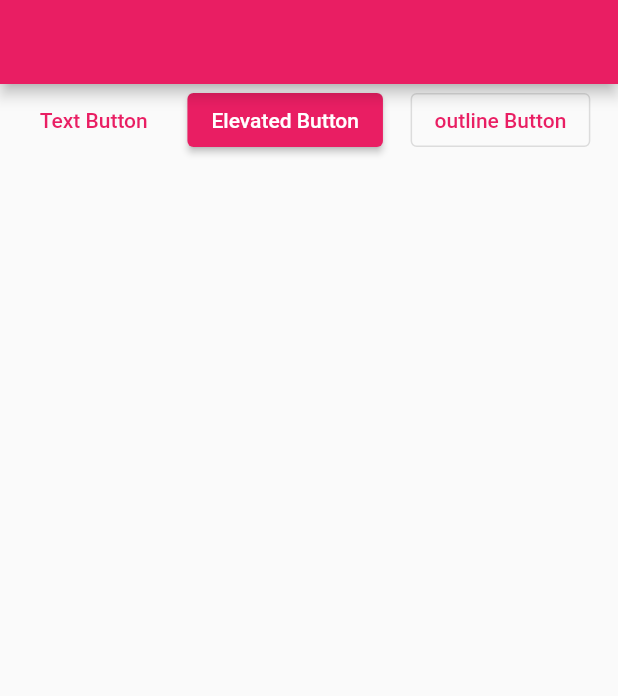
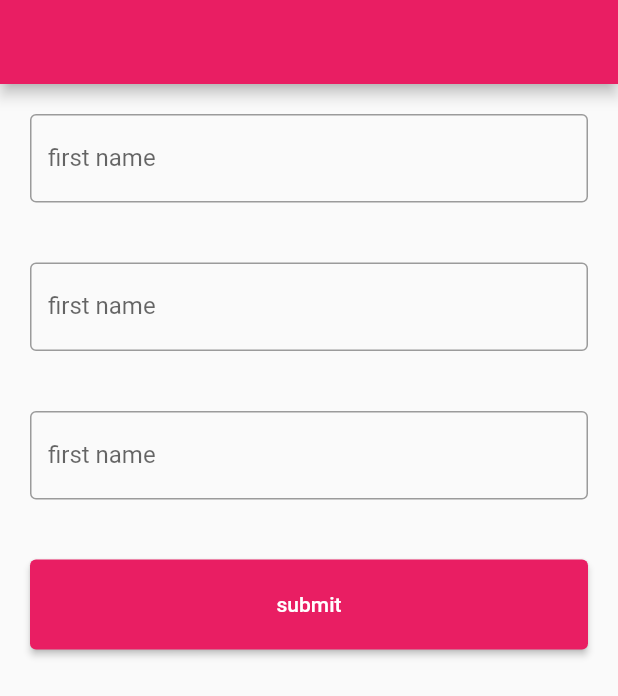
Before and after one commit to suyabamin/app22, a Flutter app: the screen it shows after launch, on a phone screen of 412 x 824 dp. Shown: the top 696 px of the screen. Run offline on Flutter 3.47's test engine with Material 3 defaults, Android fonts, the phone set to English and light mode, and no system bars.

Commit message:
button, button style ,container,text fild, Alert dilague added

```diff
--- a/lib/main.dart
+++ b/lib/main.dart
@@ -35,16 +35,54 @@ class HomeActivity extends StatelessWidget{
 
  }
 
-MySnckBar(message,context){
-  return ScaffoldMessenger.of(context).showSnackBar(
-    SnackBar(content: Text(message))
-  );
-}
 
+///Alert dilog
+/*  MyAlertDialog(context){
+  return showDialog(
+    context: context,
+   builder: (BuildContext context){
+     return Expanded(
+      child: AlertDialog(
+        title :Text("Alert !"),
+        content: Text("Do you want to delete?"),
+        actions: [
+          TextButton( onPressed:(){
+              MySnackBar("delete successfully", context);
+              Navigator.of(context).pop();
+            },
+             child: Text("Yes")
+            ),
+
+            TextButton(onPressed: (){Navigator.of(context).pop();}, child:Text("No")),
+        ],
+      )
+      );
+   }
+
+   );
+}   */
 
 
   @override
   Widget build(BuildContext context) {
+
+
+//button style
+ /*  ButtonStyle buttonStyle= ElevatedButton.styleFrom(
+  padding: EdgeInsets.all(25),
+  backgroundColor: Colors.green,
+  foregroundColor: Colors.white,
+ shape: RoundedRectangleBorder(
+  borderRadius: BorderRadius.all(Radius.circular(40))
+ )
+
+);  */
+
+
+///button style for text file with button
+   ButtonStyle buttonStyle =ElevatedButton.styleFrom(
+    minimumSize: Size(double.infinity, 60)
+   );
 
   return Scaffold(
   appBar: AppBar(
@@ -96,14 +134,34 @@ children: [
 
  //button
 
-body: Row(
+/* body: Row(
   mainAxisAlignment: MainAxisAlignment.spaceEvenly,
   children: [
     TextButton(onPressed: (){MySnackBar("Text Button prassed", context);}, child:Text('Text Button')),
-    ElevatedButton(onPressed: (){MySnackBar("Elevated Button prassed", context);}, child:Text('Elevated Button')),
+    ElevatedButton(onPressed: (){MySnackBar("Elevated Button prassed", context);}, child:Text('Elevated Button'),style:buttonStyle,),
     OutlinedButton(onPressed: (){MySnackBar("outline Button prassed", context);}, child:Text('outline Button'))
   ],
-),
+),*/
+
+
+ //this body for dilog Alert
+/* body: Center(
+    child: ElevatedButton(child: Text("click"),onPressed: (){MyAlertDialog(context);},),
+ ),*/
+
+
+ //Text fild
+ body:Column(
+mainAxisAlignment: MainAxisAlignment.start,
+children: [
+Padding(padding: EdgeInsets.all(20),child:TextField(decoration: InputDecoration(border: OutlineInputBorder(),labelText: 'first name'),) ,),
+Padding(padding: EdgeInsets.all(20),child:TextField(decoration: InputDecoration(border: OutlineInputBorder(),labelText: 'first name'),) ,),
+Padding(padding: EdgeInsets.all(20),child:TextField(decoration: InputDecoration(border: OutlineInputBorder(),labelText: 'first name'),) ,),
+Padding(padding: EdgeInsets.all(20), child: ElevatedButton(onPressed:(){}, child: Text("submit"),style: buttonStyle,), )
+],
+
+ ),
+
 
   );
 
```
